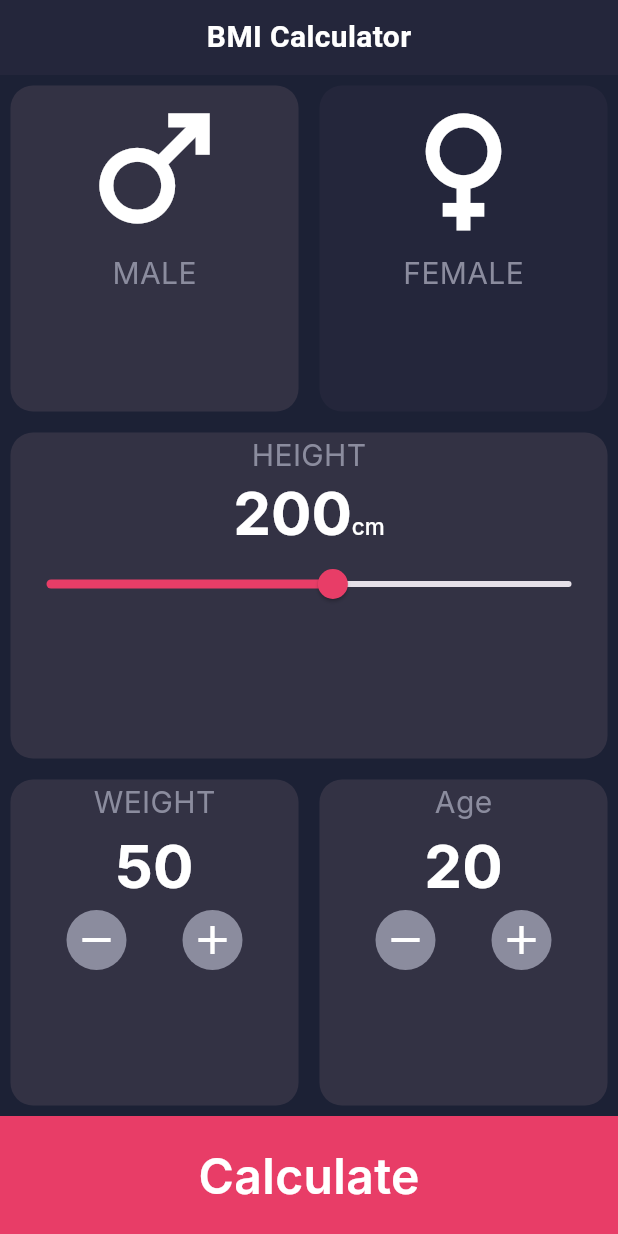
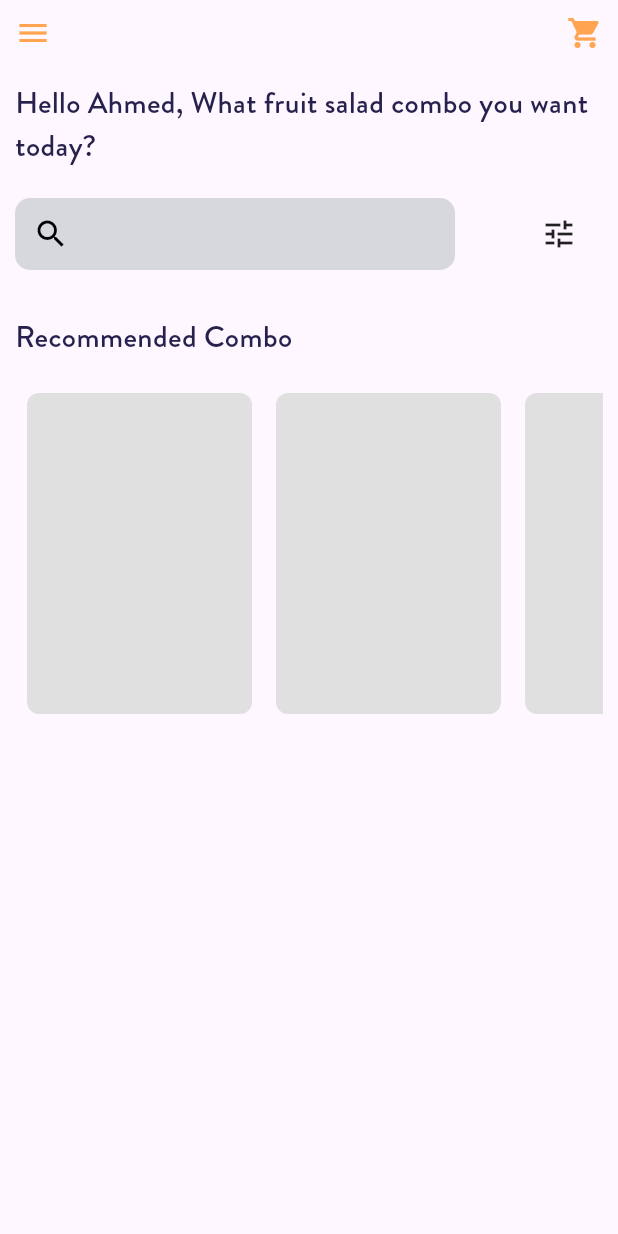
Before and after one commit to AhmedFathyAlex/flutter_s2, a Flutter app: the screen it shows after launch, on a phone screen of 412 x 824 dp. Run offline on Flutter 3.47's test engine with Material 3 defaults, Android fonts, the phone set to English and light mode, and no system bars; our stand-ins replace google_fonts.

Commit message:
e commerce start

```diff
--- /dev/null
+++ b/lib/ecommerce/data/models/product_model.dart
@@ -0,0 +1,9 @@
+class ProductModel {
+  final String? imageUrl;
+  final String? name;
+  final double? price;
+  final bool? isFavourite;
+
+  ProductModel({this.imageUrl,this.isFavourite,this.name,this.price});
+
+}
--- /dev/null
+++ b/lib/ecommerce/presentation/screens/all_products.dart
@@ -0,0 +1,68 @@
+import 'package:flutter/material.dart';
+import 'package:flutter_s2/ecommerce/data/models/product_model.dart';
+import 'package:flutter_s2/ecommerce/presentation/widgets/product_card.dart';
+import 'package:flutter_s2/ecommerce/presentation/widgets/search_text_field.dart';
+import 'package:flutter_s2/ecommerce/utils/app_colors.dart';
+import 'package:flutter_s2/ecommerce/utils/app_text_styles.dart';
+
+class AllProducts extends StatefulWidget {
+  const AllProducts({super.key});
+
+  @override
+  State<AllProducts> createState() => _AllProductsState();
+}
+
+class _AllProductsState extends State<AllProducts> {
+  @override
+  Widget build(BuildContext context) {
+    return Scaffold(
+      body: SafeArea(
+        child: Padding(
+          padding: const EdgeInsets.all(10.0),
+          child: Column(
+            children: [
+              Row(
+                mainAxisAlignment: MainAxisAlignment.spaceBetween,
+                children: [
+                Icon(Icons.menu, color:AppColors.orange ,),
+                 Icon(Icons.shopping_cart, color:AppColors.orange ,),
+              ],) ,
+              SizedBox(height: 20,),
+              Text('Hello Ahmed, What fruit salad combo you want today?' ,
+              style: AppTextStyles.labelTextStyle
+              ),
+              SizedBox(height: 20,),
+              Row(
+                children: [
+                  Expanded(child: SearchTextField(), flex: 5,),
+                  SizedBox(width: 40,),
+                  Expanded(child: Icon(Icons.tune))
+                ],
+              ) ,
+              SizedBox(height: 30,),
+              Align(
+                alignment: Alignment.centerLeft,
+                child: Text('Recommended Combo' ,
+                style: AppTextStyles.labelTextStyle
+                ),
+              ),
+              SizedBox(height: 15,),
+              SizedBox(
+                height: 230,
+                child: ListView(
+                  children: [
+                    ProductCard(productModel: ProductModel()),
+                    ProductCard(productModel: ProductModel()),
+                    ProductCard(productModel: ProductModel()),
+                    ProductCard(productModel: ProductModel()),
+                  ],
+                  scrollDirection: Axis.horizontal,
+                ),
+              )
+            ],
+          ),
+        ),
+      ),
+    );
+  }
+}
--- /dev/null
+++ b/lib/ecommerce/presentation/widgets/product_card.dart
@@ -0,0 +1,19 @@
+import 'package:flutter/material.dart';
+import 'package:flutter_s2/ecommerce/data/models/product_model.dart';
+
+class ProductCard extends StatelessWidget {
+  const ProductCard({super.key, required this.productModel});
+  final ProductModel productModel;
+  @override
+  Widget build(BuildContext context) {
+    return Container(
+      margin: EdgeInsets.all(8),
+      height: 220,
+      width: 150,
+      decoration: BoxDecoration(
+        color: Colors.grey.shade300,
+        borderRadius: BorderRadius.circular(8)
+      ),
+    );
+  }
+}
--- /dev/null
+++ b/lib/ecommerce/presentation/widgets/search_text_field.dart
@@ -0,0 +1,21 @@
+import 'package:flutter/material.dart';
+
+class SearchTextField extends StatelessWidget {
+  const SearchTextField({super.key});
+
+  @override
+  Widget build(BuildContext context) {
+    return Container(
+      decoration: BoxDecoration(
+        color: Color.fromARGB(255, 215, 216, 221),
+        borderRadius: BorderRadius.circular(10)
+      ),
+      child: TextField(
+        decoration: InputDecoration(
+          border: InputBorder.none,
+          prefixIcon: Icon(Icons.search,color: Colors.black,)
+        ),
+      ),
+    );
+  }
+}
--- /dev/null
+++ b/lib/ecommerce/utils/app_colors.dart
@@ -0,0 +1,6 @@
+import 'package:flutter/material.dart';
+
+class AppColors {
+  static const Color orange = Color(0xffFFA451);
+  static const Color darkBlue = Color(0xff27214D);
+}
--- /dev/null
+++ b/lib/ecommerce/utils/app_text_styles.dart
@@ -0,0 +1,10 @@
+import 'package:flutter/material.dart';
+import 'package:flutter_s2/ecommerce/utils/app_colors.dart';
+
+class AppTextStyles {
+  static final TextStyle labelTextStyle = TextStyle(
+    fontFamily: 'Brandon Grotesque',
+    fontSize: 20,
+    fontWeight: FontWeight.w500,
+    color: AppColors.darkBlue);
+}
--- a/lib/main.dart
+++ b/lib/main.dart
@@ -1,6 +1,7 @@
 import 'package:flutter/material.dart';
 import 'package:flutter_s2/bmi/screens/bmi.dart';
 import 'package:flutter_s2/bmi/screens/result.dart';
+import 'package:flutter_s2/ecommerce/presentation/screens/all_products.dart';
 import 'package:flutter_s2/screens/counter.dart';
 import 'package:flutter_s2/screens/flag.dart';
 import 'package:flutter_s2/screens/home.dart';
@@ -31,7 +32,7 @@ class MainApp extends StatelessWidget {
         )
       ),
       debugShowCheckedModeBanner: false,
-      home: BmiCalculator(),
+      home: AllProducts()
     );
   }
 }
--- a/pubspec.yaml
+++ b/pubspec.yaml
@@ -20,3 +20,9 @@ flutter:
   uses-material-design: true
   assets:
     - assets/
+  fonts:
+    - family: Brandon Grotesque
+      fonts:
+        - asset: assets/fonts/brandon_bold.otf
+        - asset: assets/fonts/brandon_medium.otf
+        - asset: assets/fonts/brandon_regular.otf
```
Also changed, not shown: assets/add_to_cart_icon.png (added), assets/drawer_icon.png (added), assets/favourite_icon.png (added), assets/filter_icon.png (added), assets/fonts/brandon_bold.otf (added), assets/fonts/brandon_medium.otf (added), assets/fonts/brandon_regular.otf (added), assets/search_icon.png (added).
